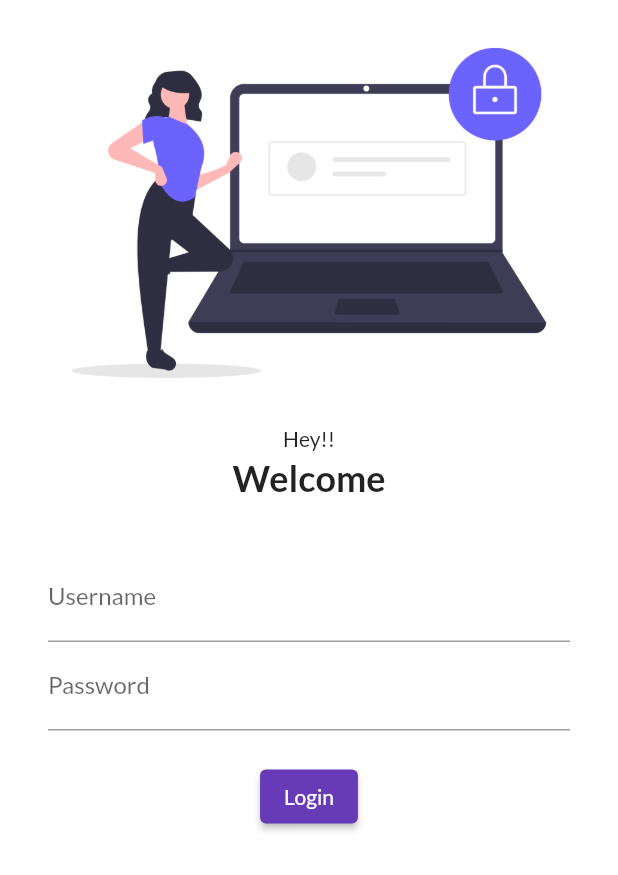
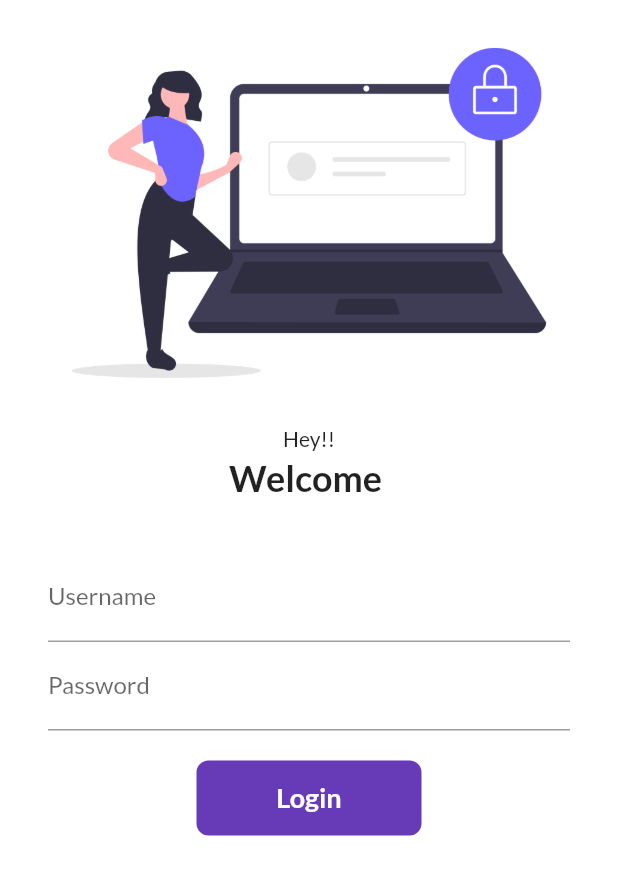
Before and after one commit to VinayMundhra/ecom_App, a Flutter app: the screen it shows after launch, on a phone screen of 412 x 824 dp. Shown: the top 875 px of the screen. Run offline on Flutter 3.47's test engine with Material 2 defaults, Android fonts, the phone set to English and light mode, and no system bars; our stand-ins replace google_fonts.

Commit message:
day 3 complete

```diff
--- a/lib/main.dart
+++ b/lib/main.dart
@@ -1,5 +1,6 @@
 import 'package:catelog/pages/home_page.dart';
 import 'package:catelog/pages/login_page.dart';
+import 'package:catelog/utils/routes.dart';
 import 'package:flutter/material.dart';
 import 'package:google_fonts/google_fonts.dart';
 
@@ -20,15 +21,15 @@
         fontFamily: GoogleFonts.lato().fontFamily,
         primaryTextTheme: GoogleFonts.latoTextTheme(),
         ),
-
+       // debugShowCheckedModeBanner: false,
       darkTheme: ThemeData(
         brightness: Brightness.dark
       ),
       // initialRoute: '/home',
       routes: {
         '/': (context)=> LoginPage(),
-        '/home': (context)=> HomePage(),
-        '/login': (context) => LoginPage()
+        MyRoutes.homeRoute: (context)=> HomePage(),
+        MyRoutes.loginRoute: (context) => LoginPage()
       },
     );
   }}
--- a/lib/pages/login_page.dart
+++ b/lib/pages/login_page.dart
@@ -1,29 +1,40 @@
+import 'package:catelog/utils/routes.dart';
 import 'package:flutter/material.dart';
 
-class LoginPage extends StatelessWidget {
+class LoginPage extends StatefulWidget {
   const LoginPage({ Key? key }) : super(key: key);
+
+  @override
+  _LoginPageState createState() => _LoginPageState();
+}
+
+class _LoginPageState extends State<LoginPage> {
+
+ String name="";
+ bool changebutton= false;
 
   @override
   Widget build(BuildContext context) {
     return Material(
       color: Colors.white,
+      child: SingleChildScrollView(
         child: Column(
           children: [
             Image.asset('assets/images/Login_image.png',
             fit: BoxFit.cover,
             ),
 
-          SizedBox(
+            const SizedBox(
               height: 20.0,
               child: Text('Hey!!'),
             ),
 
-          Text('Welcome',
-          style: TextStyle(
+            Text('Welcome $name',
+            style: const TextStyle(
               fontSize: 24,
             fontWeight: FontWeight.bold),
             ),
-          SizedBox(
+            const SizedBox(
               height: 20.0
             ),
             Padding(
@@ -31,34 +42,70 @@
               child: Column(
                 children: [
                   TextFormField(
-                  decoration: InputDecoration(
-                    hintText: "Enter user name",
-                    labelText: "Username"
+                    decoration: const InputDecoration(
+                      hintText: 'Enter user name',
+                      labelText: 'Username',
                     ),
+                    onChanged: (String value) {
+                      name= value;
+                      setState(() {});},
                   ),
                    TextFormField(
                      obscureText: true,
-                  decoration: InputDecoration(
-                    hintText: "password",
-                    labelText: "Password",
+                    decoration: const InputDecoration(
+                      hintText: 'password',
+                      labelText: 'Password',
                       ),
                   ),
-                SizedBox(
+                  const SizedBox(
                     height: 20.0,
                   ),
-                ElevatedButton(
-                  style: TextButton.styleFrom(),
-                  onPressed: (){
-                    print('Working');
+                  InkWell(
+                    onTap: () async{
+                     setState(() {
+                       changebutton =true;
+                     });
+                     await Future<dynamic>.delayed(const Duration(seconds: 1));
+                     Navigator.pushNamed(context, MyRoutes.homeRoute);
                     },
-                  child: Text(
-                    'Login')
+
+                    child: AnimatedContainer(
+                      duration: const Duration(seconds: 1),
+                      width: changebutton? 50: 150,
+                      height: 50,
+                      alignment: Alignment.center,
+                      child: changebutton ? const Icon(
+                        Icons.done,
+                        color: Colors.white)
+                        : const Text(
+                        'Login',
+                        style: TextStyle(
+                          color: Colors.white,
+                          fontWeight: FontWeight.bold,
+                          fontSize: 18
+                        ),
+                      ),
+                      decoration: BoxDecoration(
+                        color: Colors.deepPurple,
+                      // shape: changebutton ? BoxShape.circle : BoxShape.rectangle,
+                       borderRadius: BorderRadius.circular(changebutton? 50:8),
+                      ),
+                    ),
+                  )
+                  // ElevatedButton(
+                  //   child: const Text('Login'),
+                  //   style: TextButton.styleFrom(
+                  //     minimumSize: const Size(150, 50)),
+                  //   onPressed: (){
+                  //     Navigator.pushNamed(context,MyRoutes.homeRoute);
+                  //     },
+                  //  )
+                ],
+              ),
             )
           ],
         ),
       )
-        ],
-      )
     );
   }
 }
--- /dev/null
+++ b/lib/utils/routes.dart
@@ -0,0 +1,5 @@
+class MyRoutes{
+  static String loginRoute ='login';
+  static String homeRoute ='home';
+
+}
```
Lines whose indentation alone changed are shown as unchanged.
